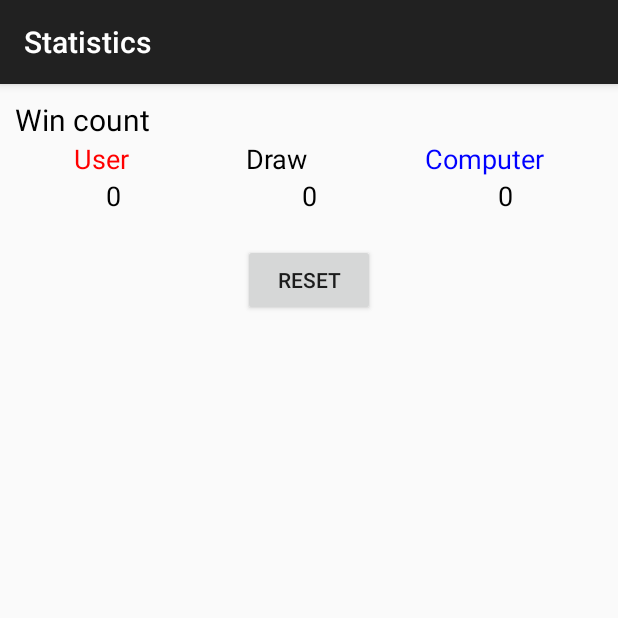
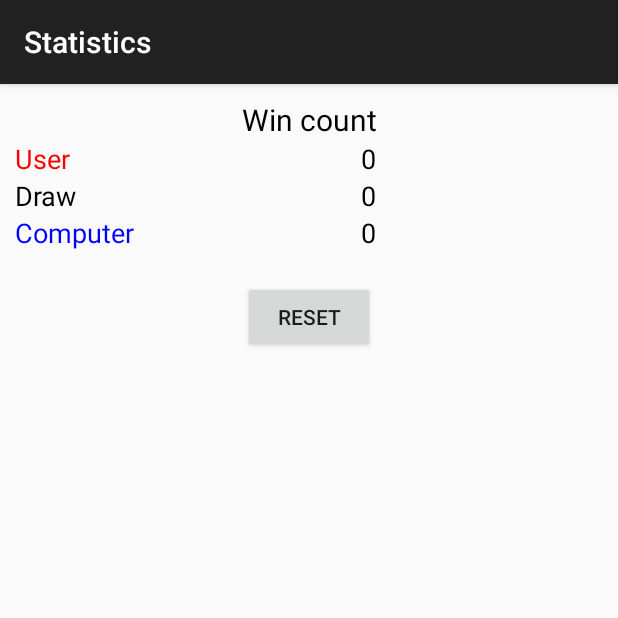
Before and after one commit to dev-fan/tictactoe, an Android app: the StatActivity screen opened directly, with no data from a screen before it, on a phone screen of 412 x 824 dp, the top half of it. Run offline under Robolectric (Android 15) with nearby library versions, the phone set to English and light mode, and no system bars.

Commit message:
Update stats view

```diff
--- a/app/src/main/res/layout/activity_stat.xml
+++ b/app/src/main/res/layout/activity_stat.xml
@@ -10,7 +10,7 @@
     tools:context="org.itstep.falaleev.tictactoe.StatActivity">
 
     <TextView
-        android:layout_width="wrap_content"
+        android:layout_width="match_parent"
         android:layout_height="wrap_content"
         android:text="@string/win_count"
         android:id="@+id/textView3"
@@ -18,74 +18,70 @@
         android:gravity="center_horizontal"
         android:textColor="@color/black" />
 
-    <LinearLayout
-        android:orientation="horizontal"
+    <TableLayout
         android:layout_width="match_parent"
         android:layout_height="wrap_content">
 
+        <TableRow
+            android:layout_width="match_parent"
+            android:layout_height="match_parent">
             <TextView
                 android:layout_width="wrap_content"
                 android:layout_height="wrap_content"
                 android:text="@string/user"
                 android:layout_weight="1"
                 android:textSize="18sp"
-            android:gravity="center_horizontal"
                 android:textColor="@color/red" />
+            <TextView
+                android:layout_width="wrap_content"
+                android:layout_height="wrap_content"
+                android:text="100"
+                android:layout_weight="1"
+                android:id="@+id/tvWinUser"
+                android:textSize="18sp"
+                android:textColor="@color/black" />
+        </TableRow>
 
+        <TableRow
+            android:layout_width="match_parent"
+            android:layout_height="match_parent">
             <TextView
                 android:layout_width="wrap_content"
                 android:layout_height="wrap_content"
                 android:text="@string/draw"
                 android:layout_weight="1"
                 android:textSize="18sp"
-            android:gravity="center_horizontal"
                 android:textColor="@color/black" />
+            <TextView
+                android:layout_width="wrap_content"
+                android:layout_height="wrap_content"
+                android:text="12"
+                android:layout_weight="1"
+                android:id="@+id/tvDraw"
+                android:textSize="18sp"
+                android:textColor="@color/black" />
+        </TableRow>
 
+        <TableRow
+            android:layout_width="match_parent"
+            android:layout_height="match_parent">
             <TextView
                 android:layout_width="wrap_content"
                 android:layout_height="wrap_content"
                 android:text="@string/comp"
                 android:layout_weight="1"
                 android:textSize="18sp"
-            android:gravity="center_horizontal"
                 android:textColor="@color/blue" />
-    </LinearLayout>
-
-    <LinearLayout
-        android:orientation="horizontal"
-        android:layout_width="match_parent"
-        android:layout_height="wrap_content">
-
             <TextView
                 android:layout_width="wrap_content"
                 android:layout_height="wrap_content"
-            android:text=""
+                android:text="8"
                 android:layout_weight="1"
-            android:id="@+id/tvWinUser"
-            android:gravity="center_horizontal"
+                android:id="@+id/tvWinComp"
                 android:textSize="18sp"
                 android:textColor="@color/black" />
-
-        <TextView
-            android:layout_width="wrap_content"
-            android:layout_height="wrap_content"
-            android:text=""
-            android:layout_weight="1"
-            android:id="@+id/tvDraw"
-            android:gravity="center_horizontal"
-            android:textSize="18sp"
-            android:textColor="@color/black" />
-
-        <TextView
-            android:layout_width="wrap_content"
-            android:layout_height="wrap_content"
-            android:text=""
-            android:layout_weight="1"
-            android:id="@+id/tvWinComp"
-            android:gravity="center_horizontal"
-            android:textSize="18sp"
-            android:textColor="@color/black" />
-    </LinearLayout>
+        </TableRow>
+    </TableLayout>
 
     <Button
         android:layout_width="wrap_content"
```
Lines whose indentation alone changed are shown as unchanged.
